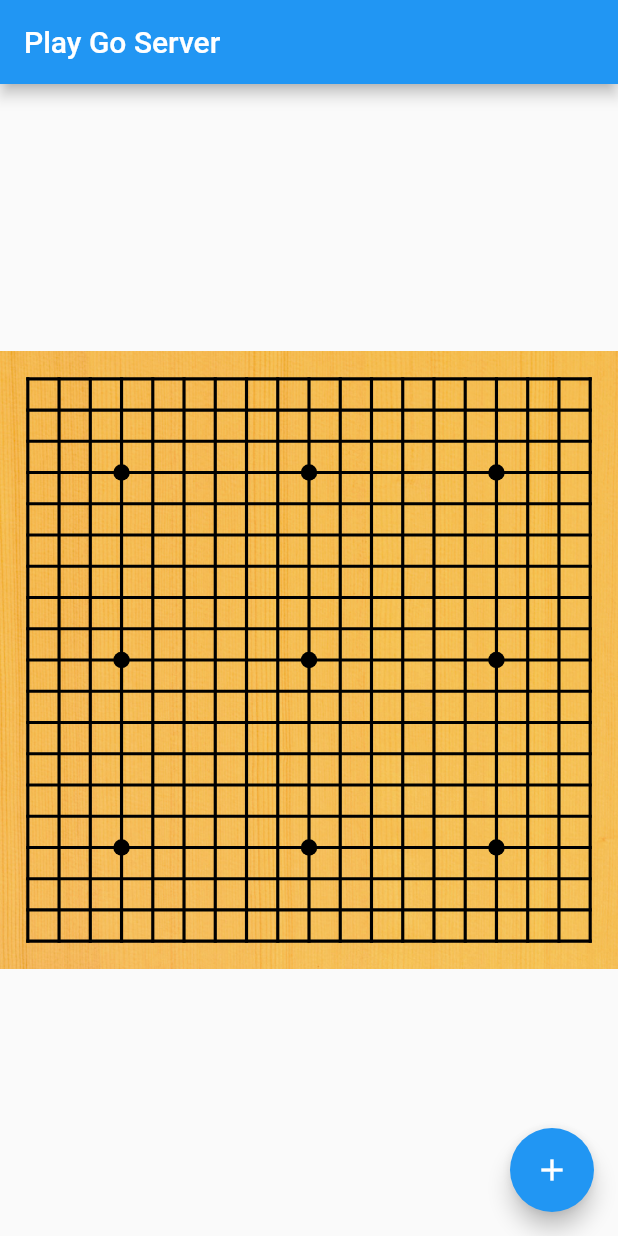
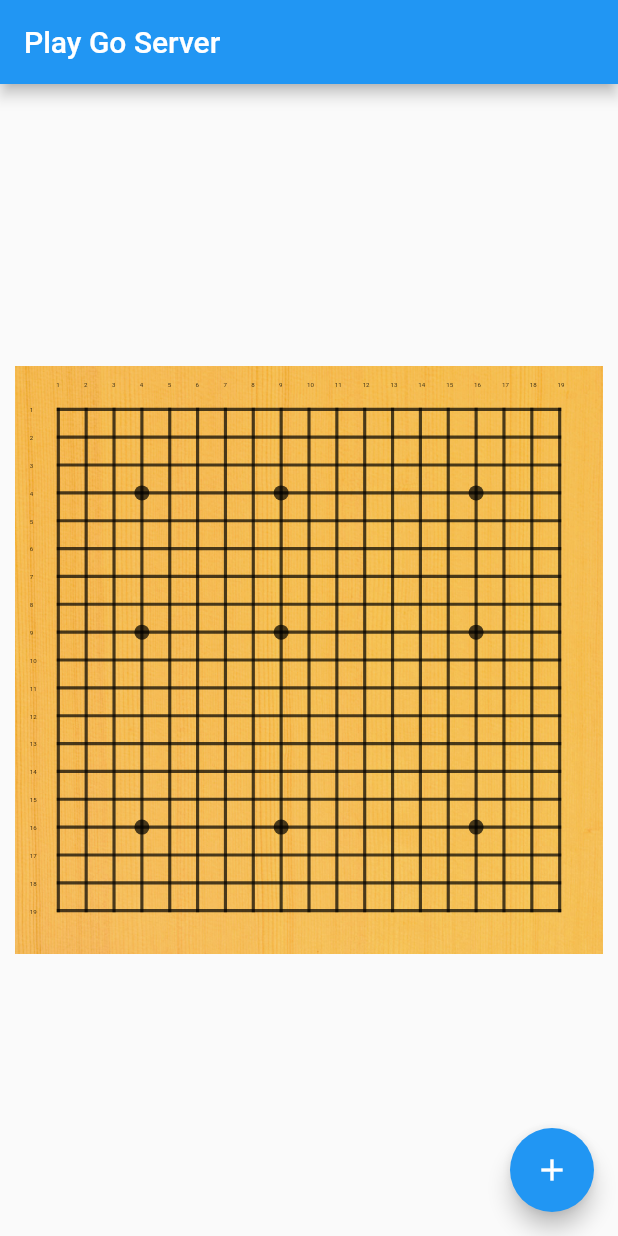
Before and after one commit to le-doude/playgo, a Flutter app: the screen it shows after launch, after a tap on the "add" icon, on a phone screen of 412 x 824 dp. Run offline on Flutter 3.47's test engine with Material 2 defaults, Android fonts, the light colour scheme and no system bars.

Commit message:
Draws the full board without stones

```diff
--- /dev/null
+++ b/client/lib/go/board/board_grid.dart
@@ -0,0 +1,148 @@
+import 'dart:math';
+import 'dart:ui';
+
+import 'package:flutter/material.dart';
+
+import 'layout.dart';
+
+class BoardGrid extends CustomPainter {
+  final Layout layout;
+
+  BoardGrid(this.layout);
+
+  @override
+  void paint(Canvas canvas, Size size) {
+    var center = Offset(size.width / 2, size.height / 2);
+    var frameSize = min(size.height, size.width);
+    var gridSize = frameSize * 0.9;
+    var gridRect =
+        Rect.fromCenter(center: center, width: gridSize, height: gridSize);
+    BoardIntersections intersections = calculateAllCenters(gridRect);
+    drawGridFrom(canvas, intersections);
+    drawStarPoints(canvas, intersections);
+    var frameRect =
+        Rect.fromCenter(center: center, width: frameSize, height: frameSize);
+    drawGridReference(canvas, intersections, frameRect, gridRect);
+  }
+
+  Paint gridInkPaint() {
+    var blackPaint = Paint();
+    blackPaint.style = PaintingStyle.fill;
+    blackPaint.color = Colors.black.withOpacity(0.7);
+    blackPaint.strokeWidth = 2.1;
+    blackPaint.strokeCap = StrokeCap.square;
+    blackPaint.isAntiAlias = true;
+    return blackPaint;
+  }
+
+  @override
+  bool shouldRepaint(covariant CustomPainter oldDelegate) => false;
+
+  void drawCoordText(Canvas canvas, Rect gridRect) {
+    builder();
+  }
+
+  ParagraphBuilder builder() {
+    return ParagraphBuilder(ParagraphStyle(
+      textAlign: TextAlign.center,
+      textDirection: TextDirection.ltr,
+      maxLines: 1,
+      fontFamily: "Arial",
+      fontSize: 10,
+      height: 10,
+    ));
+  }
+
+  void drawCoordinateRefs(Canvas canvas, Rect frameRect) {}
+
+  BoardIntersections calculateAllCenters(Rect frame) {
+    var dx = frame.width / this.layout.columns;
+    var dy = frame.height / this.layout.rows;
+    var rect = Rect.fromCenter(
+        center: frame.center,
+        width: frame.width - dx,
+        height: frame.height - dy);
+    var centersColumnsFirst = List.generate(
+        this.layout.columns,
+        (i) => List.generate(this.layout.rows,
+            (j) => Offset(rect.left + i * dx, rect.top + j * dy)),
+        growable: false);
+    var centersRowsFirst = List.generate(
+        this.layout.rows,
+        (j) => List.generate(this.layout.columns,
+            (i) => Offset(rect.left + i * dx, rect.top + j * dy)),
+        growable: false);
+    return BoardIntersections(centersColumnsFirst, centersRowsFirst, dy, dx);
+  }
+
+  void drawGridFrom(Canvas canvas, BoardIntersections centers) {
+    centers.columns.forEach((column) {
+      canvas.drawLine(column.first, column.last, gridInkPaint());
+    });
+    centers.rows.forEach((row) {
+      canvas.drawLine(row.first, row.last, gridInkPaint());
+    });
+  }
+
+  void drawStarPoints(Canvas canvas, BoardIntersections intersections) {
+    this.layout.startPoints.forEach((coordinate) {
+      canvas.drawCircle(intersections.get(coordinate.column, coordinate.row), 5,
+          gridInkPaint());
+    });
+  }
+
+  void drawGridReference(Canvas canvas, BoardIntersections intersections,
+      Rect frameRect, Rect gridRect) {
+    var textSize = intersections.cellHeight / 4.5;
+    for (int i = 0; i < this.layout.columns; i++) {
+      var offset = intersections.get(i, 0);
+      var top = (frameRect.top + gridRect.top) / 2;
+      var pOffset = Offset(offset.dx - textSize / 3, top);
+      drawText(canvas, numberAtCoordinate(i), pOffset, textSize);
+    }
+
+    for (int i = 0; i < this.layout.rows; i++) {
+      var offset = intersections.get(0, i);
+      var left = (frameRect.left + gridRect.left) / 2;
+      var pOffset = Offset(left, offset.dy - textSize / 2);
+      drawText(canvas, numberAtCoordinate(i), pOffset, textSize);
+    }
+  }
+
+  String numberAtCoordinate(int i) {
+    return (i + 1).toString();
+  }
+
+  void drawText(
+      Canvas canvas, String numberAtCoordinate, Offset pOffset, double size) {
+    var painter = TextPainter(
+        text: TextSpan(
+            text: numberAtCoordinate,
+            style: TextStyle(color: Colors.black, fontSize: size, fontFamily: "Futura")),
+        maxLines: 1,
+        textDirection: TextDirection.ltr);
+    painter.layout();
+    painter.paint(canvas, pOffset);
+  }
+}
+
+class BoardIntersections {
+  final double cellHeight;
+  final double cellWidth;
+  final List<List<Offset>> columns;
+  final List<List<Offset>> rows;
+
+  BoardIntersections(this.columns, this.rows, this.cellHeight, this.cellWidth);
+
+  Offset get(int x, int y) {
+    return this.columns[x][y];
+  }
+
+  List<Offset> column(int column) {
+    return this.columns[column];
+  }
+
+  List<Offset> row(int row) {
+    return this.rows[row];
+  }
+}
--- /dev/null
+++ b/client/lib/go/board/board_widget.dart
@@ -0,0 +1,36 @@
+import 'package:flutter/material.dart';
+import 'package:play_go_client/go/board/layout.dart';
+
+import 'board_grid.dart';
+
+class BoardWidget extends StatelessWidget {
+  final Layout layout;
+
+  BoardWidget(this.layout);
+
+  @override
+  Widget build(BuildContext context) {
+    return Stack(
+      alignment: AlignmentDirectional.center,
+      children: [
+        backgroundImage(),
+        gameGrid(),
+      ],
+    );
+  }
+
+  Widget backgroundImage() {
+    return Image(
+        image: AssetImage("assets/textures/shinkaya2.jpg"),
+        alignment: Alignment.center,
+        height: double.infinity,
+        width: double.infinity,
+        fit: BoxFit.contain);
+  }
+
+  Widget gameGrid() {
+    return Center(
+        child:
+            CustomPaint(painter: BoardGrid(this.layout), child: Container()));
+  }
+}
--- a/client/lib/go/board/layout.dart
+++ b/client/lib/go/board/layout.dart
@@ -1 +1,42 @@
-class Layout {}
+class Layout {
+  final int columns;
+  final int rows;
+  final List<BoardCoordinate> startPoints;
+
+  Layout(this.columns, this.rows, this.startPoints);
+}
+
+class Layouts {
+  static final Layout STANDARD_19_BY_19 = Layout(19, 19, [
+    BoardCoordinate(3, 3),
+    BoardCoordinate(15, 3),
+    BoardCoordinate(3, 15),
+    BoardCoordinate(15, 15),
+    BoardCoordinate(8, 8),
+    BoardCoordinate(15, 8),
+    BoardCoordinate(3, 8),
+    BoardCoordinate(8, 15),
+    BoardCoordinate(8, 3),
+  ]);
+  static final Layout STANDARD_13_BY_13 = Layout(13, 13, [
+    BoardCoordinate(3, 3),
+    BoardCoordinate(3, 9),
+    BoardCoordinate(6, 6),
+    BoardCoordinate(9, 3),
+    BoardCoordinate(9, 9),
+  ]);
+  static final Layout STANDARD_9_BY_9 = Layout(9, 9, [
+    BoardCoordinate(4, 4),
+    BoardCoordinate(2, 2),
+    BoardCoordinate(6, 6),
+    BoardCoordinate(6, 2),
+    BoardCoordinate(2, 6),
+  ]);
+}
+
+class BoardCoordinate {
+  final int column;
+  final int row;
+
+  BoardCoordinate(this.column, this.row);
+}
--- a/client/lib/main.dart
+++ b/client/lib/main.dart
@@ -1,10 +1,6 @@
-import 'dart:async';
-import 'dart:io';
-import 'dart:math';
 import 'package:flutter/material.dart';
-import 'package:flutter/services.dart';
-
-import 'package:logger/logger.dart';
+import 'package:play_go_client/go/board/board_widget.dart';
+import 'package:play_go_client/go/board/layout.dart';
 
 void main() {
   runApp(PlayGoClientApp());
@@ -79,7 +75,9 @@ class _PlayGoClientHomePageState extends State<PlayGoClientHomePage> {
         // the App.build method, and use it to set our appbar title.
         title: Text(widget.title),
       ),
-      body: Container(child: Center(child: BoardControl(19, 19))),
+      body: Container(
+          padding: EdgeInsets.all(10),
+          child: Center(child: BoardWidget(Layouts.STANDARD_19_BY_19))),
       floatingActionButton: FloatingActionButton(
         onPressed: _incrementCounter,
         tooltip: 'Increment',
@@ -88,98 +86,3 @@ class _PlayGoClientHomePageState extends State<PlayGoClientHomePage> {
     );
   }
 }
-
-class BoardControl extends StatelessWidget {
-  final int columns;
-  final int rows;
-
-  BoardControl(this.columns, this.rows);
-
-  @override
-  Widget build(BuildContext context) {
-    return Stack(
-      alignment: AlignmentDirectional.center,
-      children: [
-        backgroundImage(),
-        gameGrid(this.columns, this.rows),
-      ],
-    );
-  }
-
-  Widget backgroundImage() {
-    return Image(
-        image: AssetImage("assets/textures/shinkaya2.jpg"),
-        alignment: Alignment.center,
-        height: double.infinity,
-        width: double.infinity,
-        fit: BoxFit.contain);
-  }
-
-  Widget gameGrid(int col, int rws) {
-    return Center(
-        child: CustomPaint(painter: BoardGrid(col, rws), child: Container()));
-  }
-}
-
-class BoardGrid extends CustomPainter {
-  final int columnCount;
-  final int rowCount;
-
-  BoardGrid(this.columnCount, this.rowCount);
-
-  @override
-  void paint(Canvas canvas, Size size) {
-    double dimension = min(size.height, size.width);
-    double margin = dimension * 0.045;
-    double rectSize = dimension - (margin * 2);
-    var paint = Paint();
-    paint.style = PaintingStyle.stroke;
-    paint.color = Colors.red;
-    paint.strokeWidth = 2.0;
-    var center = Offset(size.width / 2, size.height / 2);
-    var rect =
-        Rect.fromCenter(center: center, width: rectSize, height: rectSize);
-    var gridLinePaint = Paint();
-    gridLinePaint.style = PaintingStyle.fill;
-    gridLinePaint.color = Colors.black;
-    gridLinePaint.strokeWidth = 2.1;
-    gridLinePaint.strokeCap = StrokeCap.square;
-    gridLinePaint.isAntiAlias = true;
-    drawGrid(rectSize, rect, canvas, gridLinePaint);
-
-  }
-
-  void drawGrid(double rectSize, Rect rect, Canvas canvas, Paint gridLinePaint) {
-    var dx = rectSize / (columnCount - 1);
-    var dy = rectSize / (rowCount - 1);
-    for (var i = 0; i < columnCount; i++) {
-      var nx = rect.left + i * dx;
-      canvas.drawLine(
-          Offset(nx, rect.top), Offset(nx, rect.bottom), gridLinePaint);
-    }
-    for (var i = 0; i < rowCount; i++) {
-      var ny = rect.top + i * dy;
-      canvas.drawLine(
-          Offset(rect.left, ny), Offset(rect.right, ny), gridLinePaint);
-    }
-    var tengen = rect.center;
-    var x4 = rect.left + 3 * dx;
-    var y4 = rect.top + 3 * dy;
-    var x15 = rect.right - 3 * dx;
-    var y15 = rect.bottom - 3 * dy;
-    canvas.drawCircle(Offset(x4,y4), 5.5, gridLinePaint);
-    canvas.drawCircle(Offset(x4,tengen.dy), 5.5, gridLinePaint);
-    canvas.drawCircle(Offset(x4,y15), 5.5, gridLinePaint);
-
-    canvas.drawCircle(Offset(tengen.dx,y4), 5.5, gridLinePaint);
-    canvas.drawCircle(Offset(tengen.dx,tengen.dy), 5.5, gridLinePaint);
-    canvas.drawCircle(Offset(tengen.dx,y15), 5.5, gridLinePaint);
-
-    canvas.drawCircle(Offset(x15,y4), 5.5, gridLinePaint);
-    canvas.drawCircle(Offset(x15,tengen.dy), 5.5, gridLinePaint);
-    canvas.drawCircle(Offset(x15,y15), 5.5, gridLinePaint);
-  }
-
-  @override
-  bool shouldRepaint(covariant CustomPainter oldDelegate) => false;
-}
```
